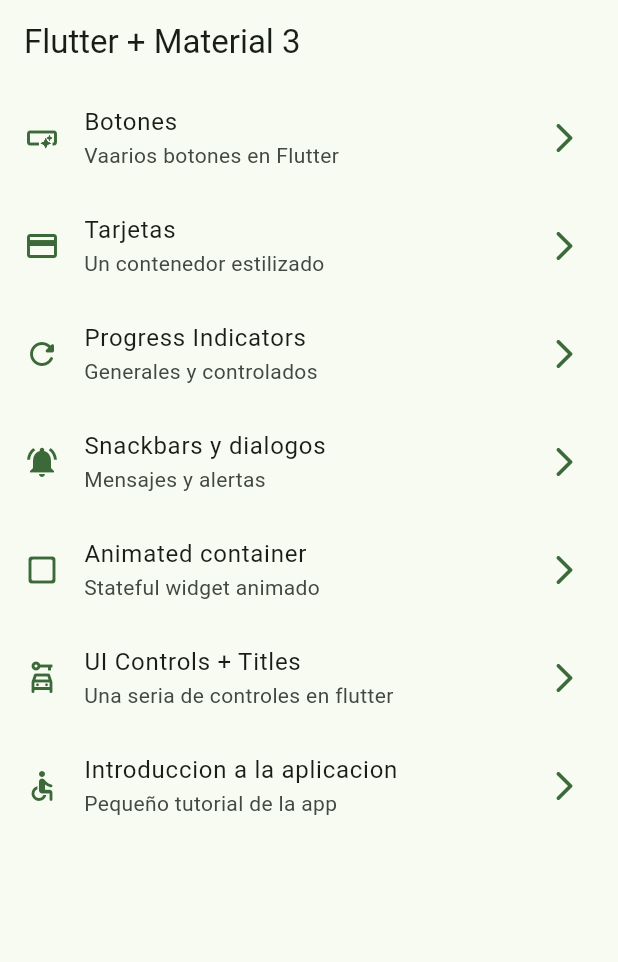
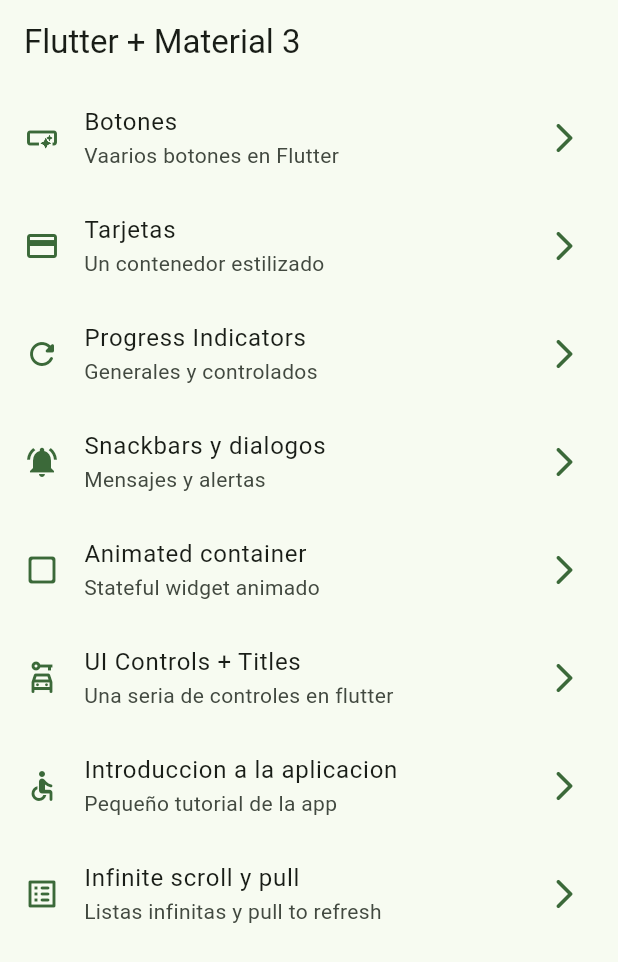
Before and after one commit to yorth21/flutter_widgets_app, a Flutter app: the screen it shows after launch, on a phone screen of 412 x 824 dp. Shown: the top 962 px of the screen. Run offline on Flutter 3.47's test engine with Material 3 defaults, Android fonts, the phone set to English and light mode, and no system bars; our stand-ins replace animate_do, go_router.

Commit message:
feat: crear infinite scroll

```diff
--- a/lib/config/menu/menu_items.dart
+++ b/lib/config/menu/menu_items.dart
@@ -49,5 +49,10 @@ const appMenuItems = <MenuItem>[
       title: 'Introduccion a la aplicacion',
       subTitle: 'Pequeño tutorial de la app',
       link: '/tutorial',
-      icon: Icons.accessible_rounded)
+      icon: Icons.accessible_rounded),
+  MenuItem(
+      title: 'Infinite scroll y pull',
+      subTitle: 'Listas infinitas y pull to refresh',
+      link: '/infinite',
+      icon: Icons.list_alt_rounded)
 ];
--- a/lib/config/router/app_router.dart
+++ b/lib/config/router/app_router.dart
@@ -43,5 +43,10 @@ final appRouter = GoRouter(
       name: AppTutorialScreen.name,
       builder: (context, state) => const AppTutorialScreen(),
     ),
+    GoRoute(
+      path: '/infinite',
+      name: InfiniteScrollScreen.name,
+      builder: (context, state) => const InfiniteScrollScreen(),
+    ),
   ],
 );
--- a/lib/presentation/screens/app_tutorial/app_tutorial_screen.dart
+++ b/lib/presentation/screens/app_tutorial/app_tutorial_screen.dart
@@ -120,14 +120,14 @@ class _Slide extends StatelessWidget {
             Image(
               image: AssetImage(imageUrl),
             ),
-            SizedBox(
+            const SizedBox(
               height: 20,
             ),
             Text(
               title,
               style: titleStyle,
             ),
-            SizedBox(
+            const SizedBox(
               height: 10,
             ),
             Text(
```
Also changed, not shown: lib/presentation/screens/infinite_scroll/infinite_scroll_screen.dart (+78 -2 lines).
